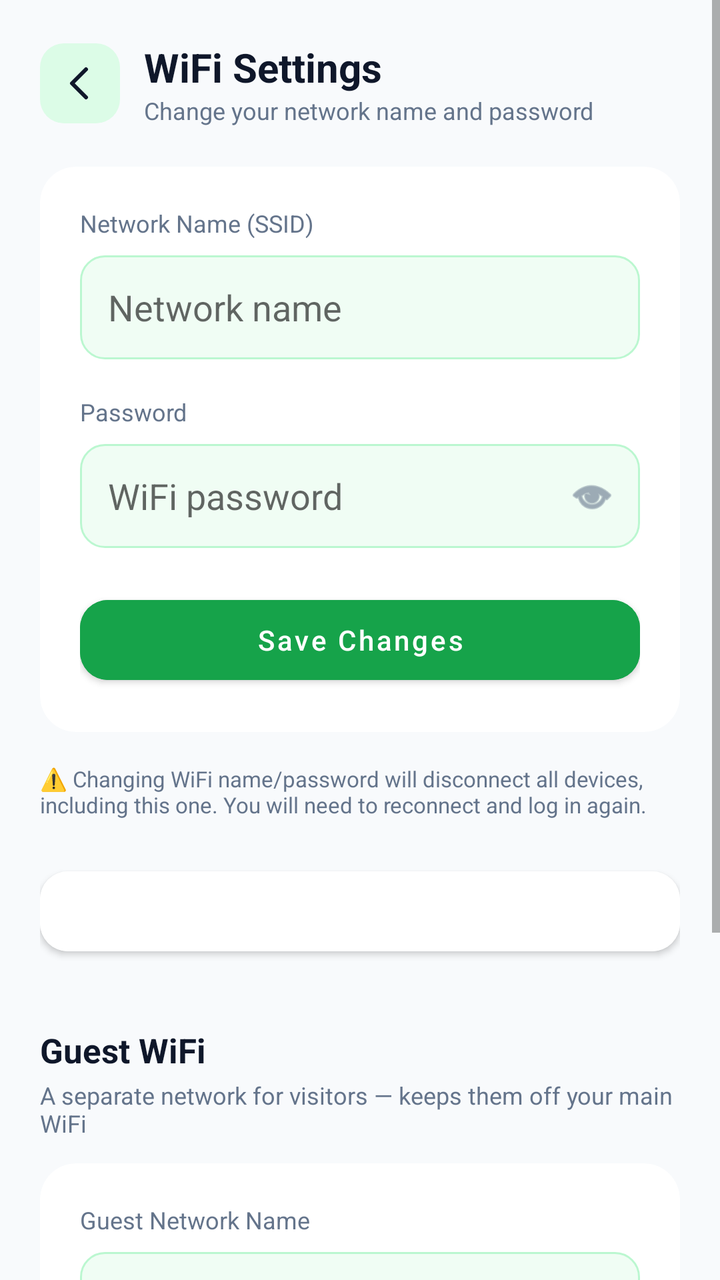
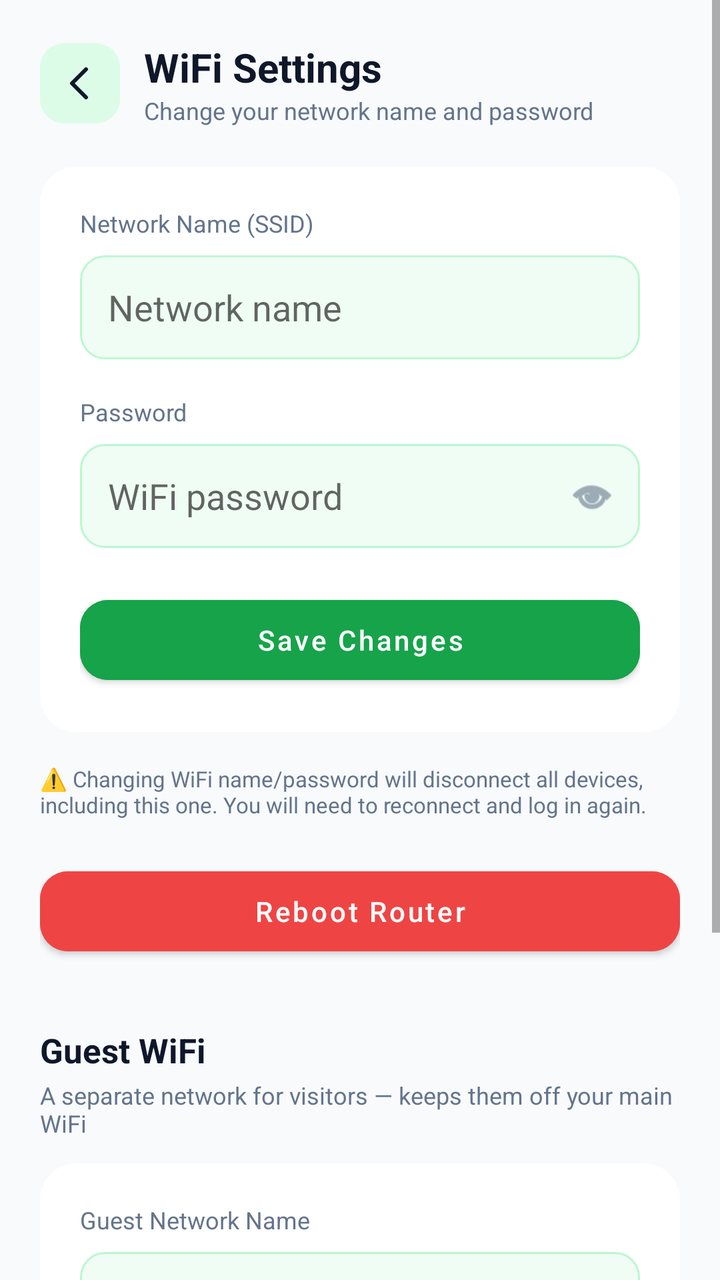

Screens rendered from an Android XML layout before and after an edit, with the pre-edit source and the edit as a unified diff.
<!-- AndroidManifest.xml: application theme Theme.AhmadNetGuard -->
<!-- res/layout/activity_wifi_settings.xml -->
<?xml version="1.0" encoding="utf-8"?>
<LinearLayout xmlns:android="http://schemas.android.com/apk/res/android"
    xmlns:app="http://schemas.android.com/apk/res-auto"
    android:layout_width="match_parent"
    android:layout_height="match_parent"
    android:background="@color/bg_screen"
    android:orientation="vertical">

    <ScrollView
        android:layout_width="match_parent"
        android:layout_height="match_parent">

        <LinearLayout
            android:layout_width="match_parent"
            android:layout_height="wrap_content"
            android:orientation="vertical"
            android:padding="20dp">

            <LinearLayout
                android:layout_width="match_parent"
                android:layout_height="wrap_content"
                android:gravity="center_vertical"
                android:orientation="horizontal">

                <ImageButton
                    android:id="@+id/btnBack"
                    android:layout_width="40dp"
                    android:layout_height="40dp"
                    android:background="@drawable/bg_icon_rounded"
                    android:contentDescription="Back"
                    android:padding="8dp"
                    android:src="@drawable/ic_back_arrow"
                    app:tint="@color/text_primary" />

                <LinearLayout
                    android:layout_width="0dp"
                    android:layout_height="wrap_content"
                    android:layout_marginStart="12dp"
                    android:layout_weight="1"
                    android:orientation="vertical">

                    <TextView
                        android:layout_width="wrap_content"
                        android:layout_height="wrap_content"
                        android:text="WiFi Settings"
                        android:textColor="@color/text_primary"
                        android:textSize="20sp"
                        android:textStyle="bold" />

                    <TextView
                        android:layout_width="wrap_content"
                        android:layout_height="wrap_content"
                        android:text="Change your network name and password"
                        android:textColor="@color/text_secondary"
                        android:textSize="12sp" />
                </LinearLayout>
            </LinearLayout>

            <androidx.cardview.widget.CardView
                android:layout_width="match_parent"
                android:layout_height="wrap_content"
                android:layout_marginTop="20dp"
                app:cardCornerRadius="18dp"
                app:cardElevation="0dp"
                app:cardBackgroundColor="@color/card_white">

                <LinearLayout
                    android:layout_width="match_parent"
                    android:layout_height="wrap_content"
                    android:orientation="vertical"
                    android:padding="20dp">

                    <TextView
                        android:layout_width="wrap_content"
                        android:layout_height="wrap_content"
                        android:text="Network Name (SSID)"
                        android:textColor="@color/text_secondary"
                        android:textSize="12sp" />

                    <EditText
                        android:id="@+id/inputSsid"
                        android:layout_width="match_parent"
                        android:layout_height="52dp"
                        android:layout_marginTop="8dp"
                        android:background="@drawable/bg_input_field"
                        android:hint="Network name"
                        android:inputType="text"
                        android:paddingHorizontal="14dp"
                        android:textColor="@color/text_primary" />

                    <TextView
                        android:layout_width="wrap_content"
                        android:layout_height="wrap_content"
                        android:layout_marginTop="18dp"
                        android:text="Password"
                        android:textColor="@color/text_secondary"
                        android:textSize="12sp" />

                    <FrameLayout
                        android:layout_width="match_parent"
                        android:layout_height="52dp"
                        android:layout_marginTop="8dp">

                        <EditText
                            android:id="@+id/inputWifiPassword"
                            android:layout_width="match_parent"
                            android:layout_height="match_parent"
                            android:background="@drawable/bg_input_field"
                            android:hint="WiFi password"
                            android:inputType="textPassword"
                            android:paddingStart="14dp"
                            android:paddingEnd="44dp"
                            android:textColor="@color/text_primary" />

                        <ImageView
                            android:id="@+id/btnToggleWifiPassword"
                            android:layout_width="24dp"
                            android:layout_height="24dp"
                            android:layout_gravity="center_vertical|end"
                            android:layout_marginEnd="12dp"
                            android:src="@android:drawable/ic_menu_view"
                            app:tint="@color/text_secondary" />
                    </FrameLayout>

                    <TextView
                        android:id="@+id/textWifiError"
                        android:layout_width="match_parent"
                        android:layout_height="wrap_content"
                        android:layout_marginTop="14dp"
                        android:background="@color/red_bg"
                        android:padding="10dp"
                        android:textColor="@color/red_blocked"
                        android:textSize="12sp"
                        android:visibility="gone" />

                    <com.google.android.material.button.MaterialButton
                        android:id="@+id/btnSaveWifiSettings"
                        android:layout_width="match_parent"
                        android:layout_height="52dp"
                        android:layout_marginTop="20dp"
                        android:backgroundTint="@color/brand_dark"
                        android:text="Save Changes"
                        android:textAllCaps="false"
                        android:textColor="@color/card_white"
                        app:cornerRadius="14dp" />

                    <ProgressBar
                        android:id="@+id/progressWifiSave"
                        android:layout_width="24dp"
                        android:layout_height="24dp"
                        android:layout_gravity="center"
                        android:layout_marginTop="14dp"
                        android:visibility="gone" />

                </LinearLayout>
            </androidx.cardview.widget.CardView>

            <TextView
                android:layout_width="wrap_content"
                android:layout_height="wrap_content"
                android:layout_marginTop="16dp"
                android:text="⚠️ Changing WiFi name/password will disconnect all devices, including this one. You will need to reconnect and log in again."
                android:textColor="@color/text_secondary"
                android:textSize="11sp" />

            <com.google.android.material.button.MaterialButton
                android:id="@+id/btnRebootRouter"
                android:layout_width="match_parent"
                android:layout_height="52dp"
                android:layout_marginTop="20dp"
                android:backgroundTint="@color/red_blocked"
                android:text="Reboot Router"
                android:textAllCaps="false"
                android:textColor="@color/card_white"
                app:cornerRadius="14dp" />

            <TextView
                android:layout_width="wrap_content"
                android:layout_height="wrap_content"
                android:layout_marginTop="32dp"
                android:text="Guest WiFi"
                android:textColor="@color/text_primary"
                android:textSize="17sp"
                android:textStyle="bold" />

            <TextView
                android:layout_width="wrap_content"
                android:layout_height="wrap_content"
                android:layout_marginTop="3dp"
                android:layout_marginBottom="12dp"
                android:text="A separate network for visitors — keeps them off your main WiFi"
                android:textColor="@color/text_secondary"
                android:textSize="12sp" />

            <androidx.cardview.widget.CardView
                android:layout_width="match_parent"
                android:layout_height="wrap_content"
                app:cardCornerRadius="18dp"
                app:cardElevation="0dp"
                app:cardBackgroundColor="@color/card_white">

                <LinearLayout
                    android:layout_width="match_parent"
                    android:layout_height="wrap_content"
                    android:orientation="vertical"
                    android:padding="20dp">

                    <TextView
                        android:layout_width="wrap_content"
                        android:layout_height="wrap_content"
                        android:text="Guest Network Name"
                        android:textColor="@color/text_secondary"
                        android:textSize="12sp" />

                    <EditText
                        android:id="@+id/inputGuestSsid"
                        android:layout_width="match_parent"
                        android:layout_height="52dp"
                        android:layout_marginTop="8dp"
                        android:background="@drawable/bg_input_field"
                        android:hint="e.g. AHMAD Guest"
                        android:inputType="text"
                        android:paddingHorizontal="14dp"
                        android:textColor="@color/text_primary" />

                    <TextView
                        android:layout_width="wrap_content"
                        android:layout_height="wrap_content"
                        android:layout_marginTop="16dp"
                        android:text="Guest Password"
                        android:textColor="@color/text_secondary"
                        android:textSize="12sp" />

                    <FrameLayout
                        android:layout_width="match_parent"
                        android:layout_height="52dp"
                        android:layout_marginTop="8dp">

                        <EditText
                            android:id="@+id/inputGuestPassword"
                            android:layout_width="match_parent"
                            android:layout_height="match_parent"
                            android:background="@drawable/bg_input_field"
                            android:hint="At least 8 characters"
                            android:inputType="textPassword"
                            android:paddingStart="14dp"
                            android:paddingEnd="44dp"
                            android:textColor="@color/text_primary" />

                        <ImageView
                            android:id="@+id/btnToggleGuestPassword"
                            android:layout_width="24dp"
                            android:layout_height="24dp"
                            android:layout_gravity="center_vertical|end"
                            android:layout_marginEnd="12dp"
                            android:src="@android:drawable/ic_menu_view"
                            app:tint="@color/text_secondary" />
                    </FrameLayout>

                    <TextView
                        android:id="@+id/textGuestError"
                        android:layout_width="match_parent"
                        android:layout_height="wrap_content"
                        android:layout_marginTop="14dp"
                        android:background="@color/red_bg"
                        android:padding="10dp"
                        android:textColor="@color/red_blocked"
                        android:textSize="12sp"
                        android:visibility="gone" />

                    <LinearLayout
                        android:layout_width="match_parent"
                        android:layout_height="wrap_content"
                        android:layout_marginTop="18dp"
                        android:orientation="horizontal">

                        <com.google.android.material.button.MaterialButton
                            android:id="@+id/btnAddGuestWifi"
                            android:layout_width="0dp"
                            android:layout_height="50dp"
                            android:layout_weight="1"
                            android:layout_marginEnd="6dp"
                            android:backgroundTint="@color/brand_dark"
                            android:text="Save / Turn On"
                            android:textAllCaps="false"
                            android:textSize="13sp"
                            android:textColor="@color/card_white"
                            app:cornerRadius="12dp" />

                        <com.google.android.material.button.MaterialButton
                            android:id="@+id/btnRemoveGuestWifi"
                            android:layout_width="0dp"
                            android:layout_height="50dp"
                            android:layout_weight="1"
                            android:layout_marginStart="6dp"
                            android:backgroundTint="@color/red_blocked"
                            android:text="Turn Off"
                            android:textAllCaps="false"
                            android:textSize="13sp"
                            android:textColor="@color/card_white"
                            app:cornerRadius="12dp" />
                    </LinearLayout>

                    <ProgressBar
                        android:id="@+id/progressGuestWifi"
                        android:layout_width="24dp"
                        android:layout_height="24dp"
                        android:layout_gravity="center"
                        android:layout_marginTop="14dp"
                        android:visibility="gone" />

                </LinearLayout>
            </androidx.cardview.widget.CardView>

        </LinearLayout>
    </ScrollView>

</LinearLayout>
<!-- resources referenced by this layout -->
<resources>
  <color name="bg_screen">#F8FAFC</color>
  <color name="brand_dark">#16A34A</color>
  <color name="card_white">#FFFFFF</color>
  <color name="red_bg">#EF4444</color>
  <color name="red_blocked">#FFFFFF</color>
  <color name="text_primary">#0F172A</color>
  <color name="text_secondary">#64748B</color>
  <!-- drawable bg_icon_rounded (drawable) -->
  <?xml version="1.0" encoding="utf-8"?>
  <shape xmlns:android="http://schemas.android.com/apk/res/android" android:shape="rectangle">
      <corners android:radius="12dp" />
      <solid android:color="@color/green_bg" />
  </shape>
  <!-- drawable bg_input_field (drawable) -->
  <?xml version="1.0" encoding="utf-8"?>
  <shape xmlns:android="http://schemas.android.com/apk/res/android"
      android:shape="rectangle">
      <solid android:color="#F0FDF4" />
      <corners android:radius="12dp" />
      <stroke
          android:width="1dp"
          android:color="#BBF7D0" />
  </shape>
  <!-- drawable ic_back_arrow (drawable) -->
  <vector xmlns:android="http://schemas.android.com/apk/res/android"
      android:width="24dp"
      android:height="24dp"
      android:viewportWidth="24"
      android:viewportHeight="24">
      <path
          android:fillColor="#00000000"
          android:strokeColor="#000000"
          android:strokeWidth="2"
          android:strokeLineCap="round"
          android:strokeLineJoin="round"
          android:pathData="M15,5 L8,12 L15,19" />
  </vector>
  <style name="Theme.AhmadNetGuard" parent="Theme.MaterialComponents.DayNight.NoActionBar">
          <item name="colorPrimary">@color/brand_dark</item>
          <item name="colorAccent">@color/brand_dark</item>
          <item name="android:windowBackground">@color/bg_screen</item>
          <item name="android:statusBarColor">@color/bg_screen</item>
          <item name="android:windowLightStatusBar">true</item>
      </style>
  <color name="green_bg">#DCFCE7</color>
</resources>

<!-- the commit's change to res/layout/activity_wifi_settings.xml (unified diff, before → after) -->
@@ -168,7 +168,7 @@
                 android:layout_width="match_parent"
                 android:layout_height="52dp"
                 android:layout_marginTop="20dp"
-                android:backgroundTint="@color/red_blocked"
+                android:backgroundTint="@color/danger"
                 android:text="Reboot Router"
                 android:textAllCaps="false"
                 android:textColor="@color/card_white"
@@ -293,7 +293,7 @@
                             android:layout_height="50dp"
                             android:layout_weight="1"
                             android:layout_marginStart="6dp"
-                            android:backgroundTint="@color/red_blocked"
+                            android:backgroundTint="@color/danger"
                             android:text="Turn Off"
                             android:textAllCaps="false"
                             android:textSize="13sp"
<!-- resource entries referenced after the edit -->
@@ -3,6 +3,7 @@
   <color name="bg_screen">#F8FAFC</color>
   <color name="brand_dark">#16A34A</color>
   <color name="card_white">#FFFFFF</color>
+  <color name="danger">#EF4444</color>
   <color name="red_bg">#EF4444</color>
   <color name="red_blocked">#FFFFFF</color>
   <color name="text_primary">#0F172A</color>
